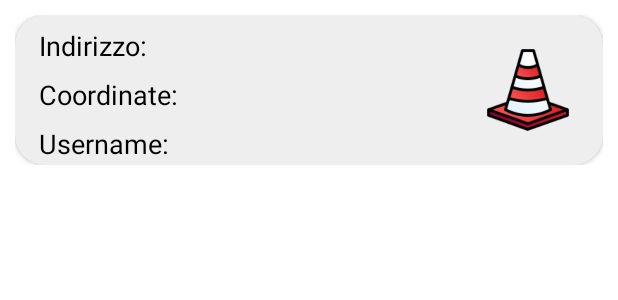
After one commit to Endless077/Potholes, an Android app: the layout potholes_row.xml on its own in the app's theme, with its tools: preview values and no code run, on a phone screen of 412 x 824 dp. The commit adds this screen. Shown: the top 300 px of the screen. Run offline under Robolectric (Android 15) with nearby library versions, the phone set to English and light mode, and no system bars.

Commit message:
aggiunte le ultime novità ed aggiunta anche la possibilità di sqitch tra mappa e lista

```diff
--- a/Client/app/src/main/AndroidManifest.xml
+++ b/Client/app/src/main/AndroidManifest.xml
@@ -15,7 +15,7 @@
 
     <application
         android:allowBackup="true"
-        android:icon="@mipmap/ic_launcher"
+        android:icon="@drawable/pothole"
         android:label="@string/app_name"
         android:roundIcon="@mipmap/ic_launcher_round"
         android:supportsRtl="true"
--- a/Client/app/src/main/java/com/example/potholes/View/Fragment/LoginFragment.java
+++ b/Client/app/src/main/java/com/example/potholes/View/Fragment/LoginFragment.java
@@ -56,11 +56,12 @@ public class LoginFragment extends Fragment {
 
         loginButton.setOnClickListener(view1 -> {
             String nickname = nicknameEditText.getText().toString();
-            if(!nickname.isEmpty())
+            if(nickname.isEmpty())
                 layoutNickname.setError("Nickname non valido.");
             else{
                 Network.NICKNAME = nickname;
                 ((MainActivity)getActivity()).changeFragment(((MainActivity)getActivity()).homePageFragment);
+                nicknameEditText.setText("");
             }
         });
 
--- a/Client/app/src/main/res/layout/fragment_login.xml
+++ b/Client/app/src/main/res/layout/fragment_login.xml
@@ -97,7 +97,7 @@
         android:layout_width="wrap_content"
         android:layout_height="wrap_content"
         android:text="@string/Potholes"
-        android:textColor="#FF0000"
+        android:textColor="@color/secondaryColor"
         android:textSize="40sp"
         android:textStyle="bold|italic"
         app:layout_constraintBottom_toBottomOf="@+id/toolbarLogin"
--- /dev/null
+++ b/Client/app/src/main/res/layout/potholes_row.xml
@@ -0,0 +1,80 @@
+<?xml version="1.0" encoding="utf-8"?>
+<androidx.constraintlayout.widget.ConstraintLayout xmlns:android="http://schemas.android.com/apk/res/android"
+    xmlns:app="http://schemas.android.com/apk/res-auto"
+    xmlns:tools="http://schemas.android.com/tools"
+    android:layout_width="match_parent"
+    android:layout_height="wrap_content"
+    android:layout_margin="10sp"
+    android:id="@+id/mainLayoutPotholesRow">
+
+    <androidx.cardview.widget.CardView
+        android:layout_width="match_parent"
+        android:layout_height="wrap_content"
+        app:cardCornerRadius="20sp"
+        app:layout_constraintEnd_toEndOf="parent"
+        app:layout_constraintStart_toStartOf="parent"
+        app:layout_constraintTop_toTopOf="parent"
+        android:backgroundTint="@color/secondaryColor">
+
+        <androidx.constraintlayout.widget.ConstraintLayout
+            android:layout_width="match_parent"
+            android:layout_height="match_parent">
+
+            <TextView
+                android:id="@+id/textViewIndirizzoPotholeCard"
+                android:layout_width="match_parent"
+                android:layout_height="wrap_content"
+                android:layout_marginStart="16dp"
+                android:layout_marginTop="8dp"
+                android:layout_marginEnd="100dp"
+                android:text="@string/indirizzo"
+                android:textColor="@color/primaryTextColor"
+                android:textSize="18sp"
+                android:textStyle="normal"
+                app:layout_constraintHorizontal_bias="0.004"
+                app:layout_constraintStart_toStartOf="parent"
+                app:layout_constraintTop_toTopOf="parent" />
+
+            <TextView
+                android:id="@+id/textViewCoordinateCard"
+                android:layout_width="match_parent"
+                android:layout_height="wrap_content"
+                android:layout_marginStart="16dp"
+                android:layout_marginTop="8dp"
+                android:layout_marginEnd="100dp"
+                android:text="@string/coordinate"
+                android:textColor="@color/primaryTextColor"
+                android:textSize="18sp"
+                android:textStyle="normal"
+                app:layout_constraintStart_toStartOf="@+id/textViewIndirizzoPotholeCard"
+                app:layout_constraintTop_toBottomOf="@+id/textViewIndirizzoPotholeCard" />
+
+            <TextView
+                android:id="@+id/textViewUsernameCard"
+                android:layout_width="match_parent"
+                android:layout_height="wrap_content"
+                android:layout_marginStart="16dp"
+                android:layout_marginTop="8dp"
+                android:layout_marginEnd="100dp"
+                android:text="@string/username"
+                android:textColor="@color/primaryTextColor"
+                android:textSize="18sp"
+                android:textStyle="normal"
+                app:layout_constraintHorizontal_bias="0.0"
+                app:layout_constraintStart_toStartOf="@+id/textViewCoordinateCard"
+                app:layout_constraintTop_toBottomOf="@+id/textViewCoordinateCard" />
+
+            <ImageView
+                android:id="@+id/imageViewCardView"
+                android:layout_width="60sp"
+                android:layout_height="100dp"
+                android:layout_marginEnd="20dp"
+                app:layout_constraintBottom_toBottomOf="parent"
+                app:layout_constraintEnd_toEndOf="parent"
+                app:layout_constraintTop_toTopOf="parent"
+                app:srcCompat="@drawable/cone" />
+
+        </androidx.constraintlayout.widget.ConstraintLayout>
+    </androidx.cardview.widget.CardView>
+
+</androidx.constraintlayout.widget.ConstraintLayout>
--- a/Client/app/src/main/res/values/strings.xml
+++ b/Client/app/src/main/res/values/strings.xml
@@ -10,14 +10,18 @@
     //Fragment HomePage
     <string name="ciaoUtente">Ciao, %1$s!</string>
     <string name="nextPotholes">Cerca buche vicino a te</string>
-    <string name="allPotholes">Visuallizza \buche</string>
+    <string name="allPotholes">Visuallizza\nbuche</string>
     <string name="startRecord">Inizia registrazione</string>
     <string name="endRecord">Termina registrazione</string>
+    <string name="username">Username: </string>
+    <string name="coordinate">Coordinate: </string>
+    <string name="indirizzo">Indirizzo: </string>
+    <string name="changeView">Cambia\n visualizzazione</string>
     <string-array name="distanze">
         <item>150 metri</item>
         <item>300 metri</item>
         <item>500 metri</item>
-        <item>Qualsiasi</item>
+        <item>Tutti</item>
     </string-array>
 
 </resources>
```
Also changed, not shown: Client/app/src/main/java/com/example/potholes/Model/Pothole.java (+20 -0 lines), Client/app/src/main/java/com/example/potholes/View/Fragment/HomePageFragment.java (+79 -10 lines), Client/app/src/main/java/com/example/potholes/View/PotholesAdapter.java (added, +68 -0 lines), Client/app/src/main/res/drawable/ic_baseline_exit_to_app_24.xml (+14 -7 lines), Client/app/src/main/res/layout/fragment_home_page.xml (+32 -8 lines), Client/app/src/main/res/drawable/cone.png (added).
